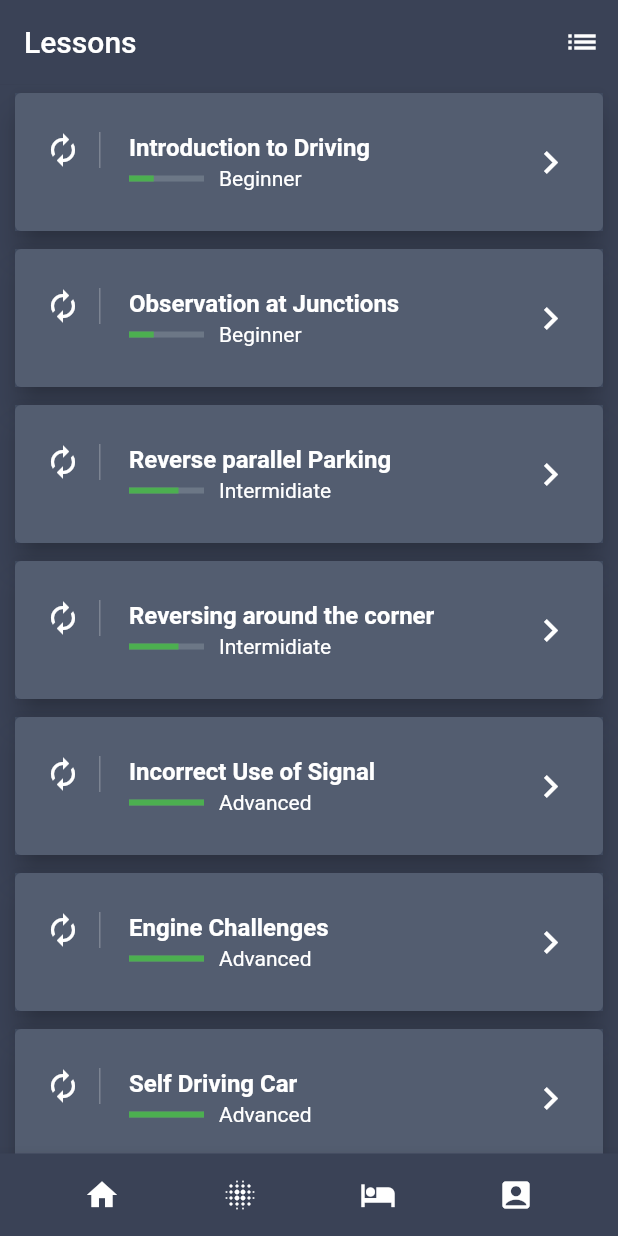
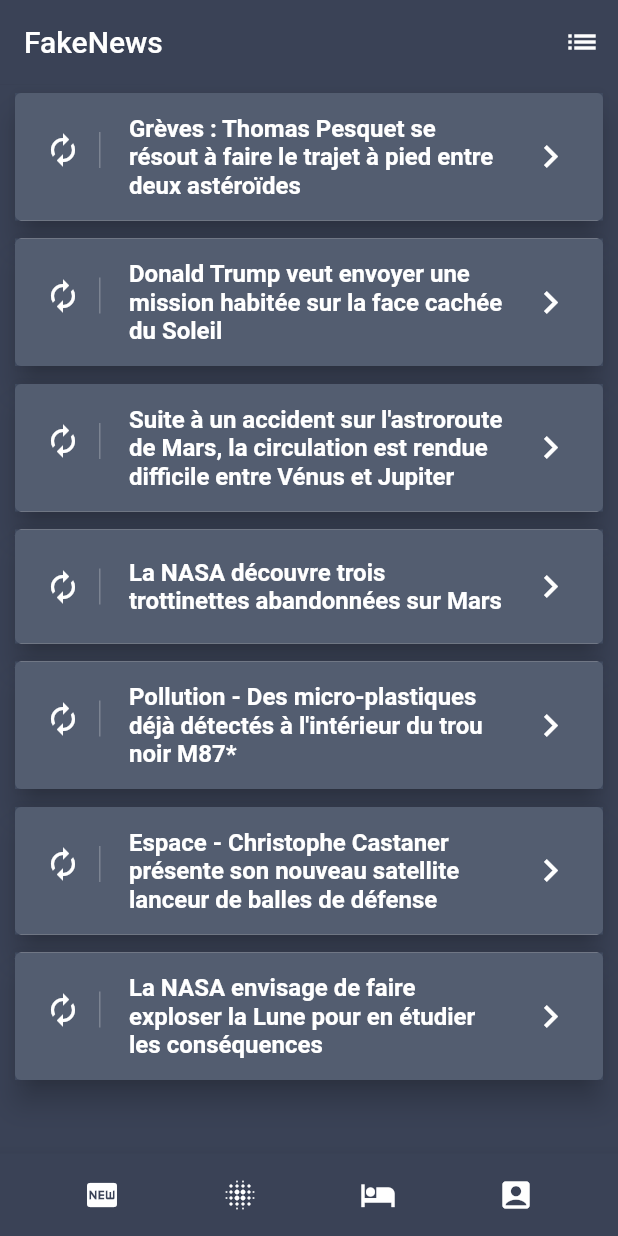
Before and after one commit to Brukols/Newspacepers, a Flutter app: the screen it shows after launch, on a phone screen of 412 x 824 dp. Run offline on Flutter 3.47's test engine with Material 2 defaults, Android fonts, the phone set to English and light mode, and no system bars; Roboto replaces fonts that are missing (Raleway).

Commit message:
Redesign fake news

```diff
--- a/epi_space/lib/fetch_fake_news.dart
+++ b/epi_space/lib/fetch_fake_news.dart
@@ -38,27 +38,6 @@ class _ListPageState extends State<ListPage> {
         style: TextStyle(color: Colors.white, fontWeight: FontWeight.bold),
       ),
       // subtitle: Text("Intermediate", style: TextStyle(color: Colors.white)),
-
-      subtitle: Row(
-        children: <Widget>[
-          Expanded(
-              flex: 1,
-              child: Container(
-                // tag: 'hero',
-                child: LinearProgressIndicator(
-                    backgroundColor: Color.fromRGBO(209, 224, 224, 0.2),
-                    value: fakenews.indicatorValue,
-                    valueColor: AlwaysStoppedAnimation(Colors.green)),
-              )),
-          Expanded(
-            flex: 4,
-            child: Padding(
-                padding: EdgeInsets.only(left: 10.0),
-                child: Text(fakenews.level,
-                    style: TextStyle(color: Colors.white))),
-          )
-        ],
-      ),
       trailing:
       Icon(Icons.keyboard_arrow_right, color: Colors.white, size: 30.0),
       onTap: () {
@@ -98,7 +77,7 @@ class _ListPageState extends State<ListPage> {
           mainAxisAlignment: MainAxisAlignment.spaceEvenly,
           children: <Widget>[
             IconButton(
-              icon: Icon(Icons.home, color: Colors.white),
+              icon: Icon(Icons.fiber_new, color: Colors.white),
               onPressed: () {},
             ),
             IconButton(
@@ -148,52 +127,31 @@ class _ListPageState extends State<ListPage> {
 List getFakeNews() {
   return [
     FakeNews(
-        title: "Introduction to Driving",
-        level: "Beginner",
-        indicatorValue: 0.33,
-        price: 20,
+        title: "Grèves : Thomas Pesquet se résout à faire le trajet à pied entre deux astéroïdes",
+        content:
+        "Start by taking a couple of minutes to read the info in this section. Launch your app and click on the Settings menu.  While on the settings page, click the Save button.  You should see a circular progress indicator display in the middle of the page and the user interface elements cannot be clicked due to the modal barrier that is constructed. Start by taking a couple of minutes to read the info in this section. Launch your app and click on the Settings menu.  While on the settings page, click the Save button.  You should see a circular progress indicator display in the middle of the page and the user interface elements cannot be clicked due to the modal barrier that is constructed."),
+    FakeNews(
+        title: "Donald Trump veut envoyer une mission habitée sur la face cachée du Soleil",
         content:
         "Start by taking a couple of minutes to read the info in this section. Launch your app and click on the Settings menu.  While on the settings page, click the Save button.  You should see a circular progress indicator display in the middle of the page and the user interface elements cannot be clicked due to the modal barrier that is constructed."),
     FakeNews(
-        title: "Observation at Junctions",
-        level: "Beginner",
-        indicatorValue: 0.33,
-        price: 50,
+        title: "Suite à un accident sur l'astroroute de Mars, la circulation est rendue difficile entre Vénus et Jupiter",
         content:
         "Start by taking a couple of minutes to read the info in this section. Launch your app and click on the Settings menu.  While on the settings page, click the Save button.  You should see a circular progress indicator display in the middle of the page and the user interface elements cannot be clicked due to the modal barrier that is constructed."),
     FakeNews(
-        title: "Reverse parallel Parking",
-        level: "Intermidiate",
-        indicatorValue: 0.66,
-        price: 30,
+        title: "La NASA découvre trois trottinettes abandonnées sur Mars",
         content:
         "Start by taking a couple of minutes to read the info in this section. Launch your app and click on the Settings menu.  While on the settings page, click the Save button.  You should see a circular progress indicator display in the middle of the page and the user interface elements cannot be clicked due to the modal barrier that is constructed."),
     FakeNews(
-        title: "Reversing around the corner",
-        level: "Intermidiate",
-        indicatorValue: 0.66,
-        price: 30,
+        title: "Pollution - Des micro-plastiques déjà détectés à l'intérieur du trou noir M87*",
         content:
         "Start by taking a couple of minutes to read the info in this section. Launch your app and click on the Settings menu.  While on the settings page, click the Save button.  You should see a circular progress indicator display in the middle of the page and the user interface elements cannot be clicked due to the modal barrier that is constructed."),
     FakeNews(
-        title: "Incorrect Use of Signal",
-        level: "Advanced",
-        indicatorValue: 1.0,
-        price: 50,
+        title: "Espace - Christophe Castaner présente son nouveau satellite lanceur de balles de défense",
         content:
         "Start by taking a couple of minutes to read the info in this section. Launch your app and click on the Settings menu.  While on the settings page, click the Save button.  You should see a circular progress indicator display in the middle of the page and the user interface elements cannot be clicked due to the modal barrier that is constructed."),
     FakeNews(
-        title: "Engine Challenges",
-        level: "Advanced",
-        indicatorValue: 1.0,
-        price: 50,
-        content:
-        "Start by taking a couple of minutes to read the info in this section. Launch your app and click on the Settings menu.  While on the settings page, click the Save button.  You should see a circular progress indicator display in the middle of the page and the user interface elements cannot be clicked due to the modal barrier that is constructed."),
-    FakeNews(
-        title: "Self Driving Car",
-        level: "Advanced",
-        indicatorValue: 1.0,
-        price: 50,
+        title: "La NASA envisage de faire exploser la Lune pour en étudier les conséquences",
         content:
         "Start by taking a couple of minutes to read the info in this section. Launch your app and click on the Settings menu.  While on the settings page, click the Save button.  You should see a circular progress indicator display in the middle of the page and the user interface elements cannot be clicked due to the modal barrier that is constructed.  ")
   ];
--- a/epi_space/lib/main.dart
+++ b/epi_space/lib/main.dart
@@ -11,7 +11,7 @@ class MyApp extends StatelessWidget {
       title: 'Flutter Demo',
       theme: new ThemeData(
           primaryColor: Color.fromRGBO(58, 66, 86, 1.0), fontFamily: 'Raleway'),
-      home: new ListPage(title: 'Lessons'),
+      home: new ListPage(title: 'FakeNews'),
     );
   }
 }
--- a/epi_space/lib/model/fake_news.dart
+++ b/epi_space/lib/model/fake_news.dart
@@ -1,10 +1,8 @@
 class FakeNews {
   String title;
-  String level;
-  double indicatorValue;
-  int price;
+  String imgPath;
   String content;
 
   FakeNews(
-      {this.title, this.level, this.indicatorValue, this.price, this.content});
+      {this.title, this.imgPath, this.content});
 }
```
Also changed, not shown: epi_space/lib/detail_page.dart (+6 -42 lines).
